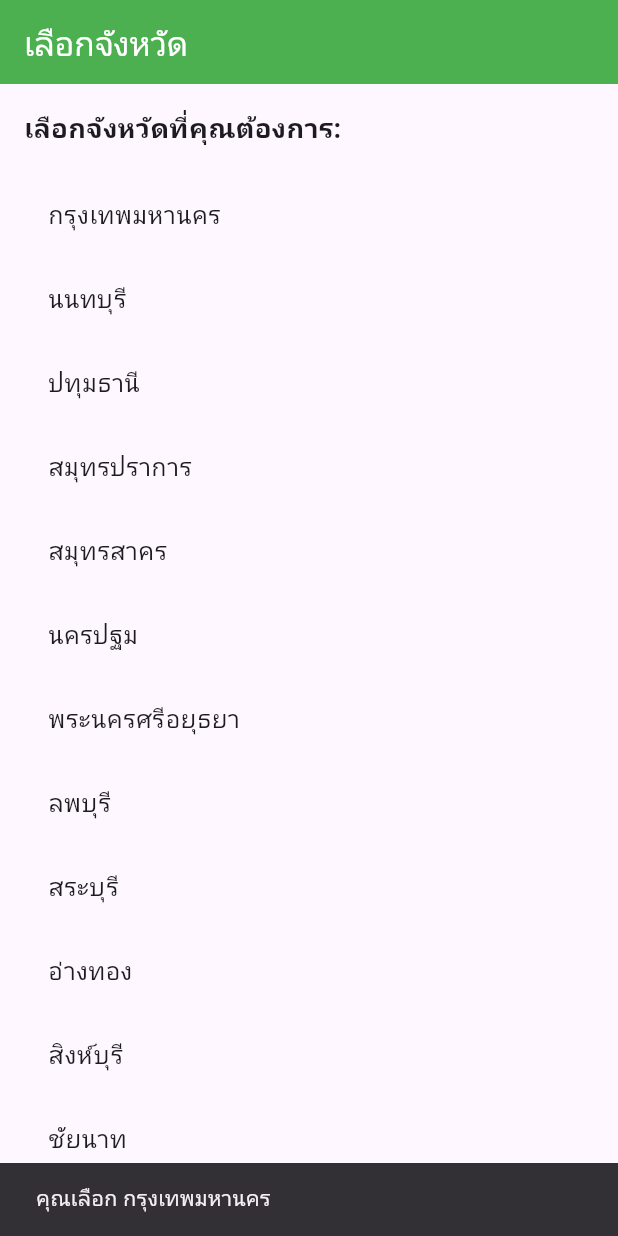
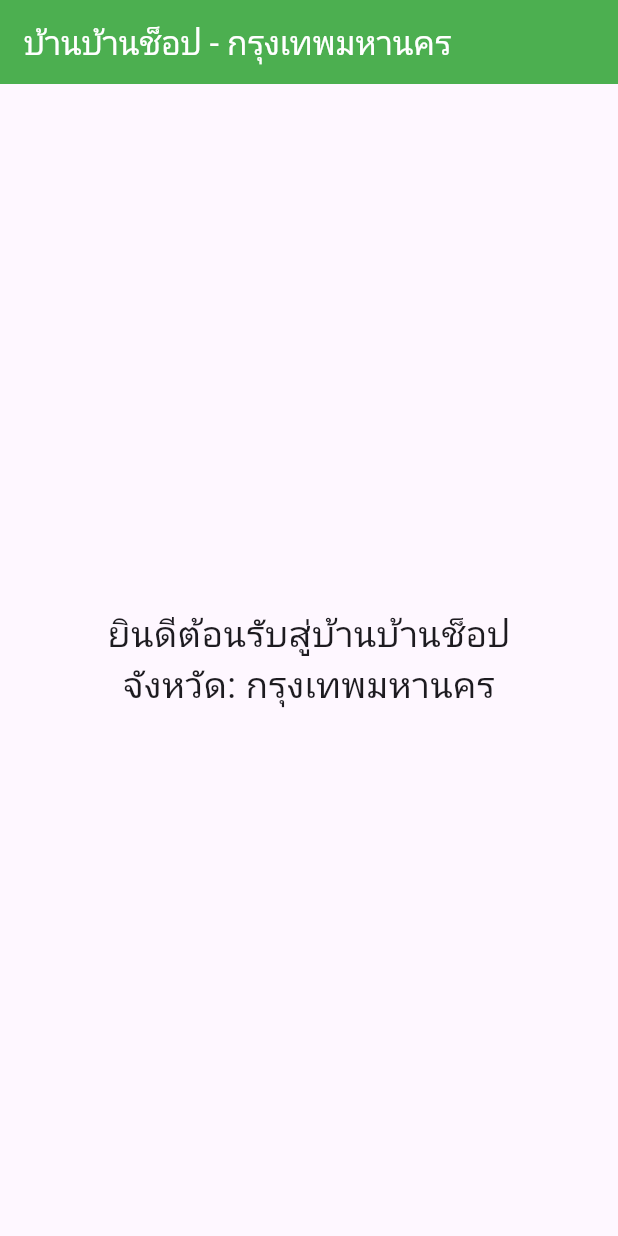
Before and after one commit to Mistergunth/banbanshop, a Flutter app: the screen it shows after launch, after a tap on "กรุงเทพมหานคร", on a phone screen of 412 x 824 dp. Run offline on Flutter 3.47's test engine with Material 3 defaults, Android fonts, the phone set to English and light mode, and no system bars; Roboto replaces fonts that are missing (Kanit).

Commit message:
create main screen

```diff
--- /dev/null
+++ b/banbanshop/lib/screens/main_screen.dart
@@ -0,0 +1,31 @@
+import 'package:flutter/material.dart';
+
+
+class MainScreen extends StatefulWidget {
+  final String selectedProvince;
+
+  const MainScreen({super.key, required this.selectedProvince});
+
+  @override
+  State<MainScreen> createState() => _MainScreenState();
+}
+
+class _MainScreenState extends State<MainScreen> {
+  @override
+  Widget build(BuildContext context) {
+    return Scaffold(
+      appBar: AppBar(
+        title: Text('บ้านบ้านช็อป - ${widget.selectedProvince}'),
+        backgroundColor: Colors.green,
+        foregroundColor: Colors.white,
+      ),
+      body: Center(
+        child: Text(
+          'ยินดีต้อนรับสู่บ้านบ้านช็อป\nจังหวัด: ${widget.selectedProvince}',
+          style: const TextStyle(fontSize: 24),
+          textAlign: TextAlign.center,
+        ),
+      ),
+    );
+  }
+}
--- a/banbanshop/lib/screens/province_selection.dart
+++ b/banbanshop/lib/screens/province_selection.dart
@@ -1,4 +1,5 @@
 import 'package:flutter/material.dart';
+import 'main_screen.dart';
 
 class ProvinceSelection extends StatelessWidget {
   ProvinceSelection({super.key});
@@ -35,21 +36,35 @@ class ProvinceSelection extends StatelessWidget {
           children: [
             const Text(
               'เลือกจังหวัดที่คุณต้องการ:',
-              style: TextStyle(fontSize: 18, fontWeight: FontWeight.bold),
+              style: TextStyle(fontSize: 24, fontWeight: FontWeight.bold),
             ),
-            const SizedBox(height: 16),
+            const SizedBox(height: 8),
+            const Text('เพื่อให้เราแสดงร้านค้าในพื้นที่ของคุณ',
+                style: TextStyle(
+                  fontSize: 16,
+                  color: Colors.grey)),
+            const SizedBox(height: 20),
             Expanded(
               child: ListView.builder(
                 itemCount: provinces.length,
                 itemBuilder: (context, index) {
-                  return ListTile(
-                    title: Text(provinces[index]),
-                    onTap: () {
-                      // Handle province selection
-                      ScaffoldMessenger.of(context).showSnackBar(
-                        SnackBar(content: Text('คุณเลือก ${provinces[index]}')),
-                      );
-                    },
+                  return Card(
+                    child: ListTile(
+                      leading: const Icon(Icons.location_on,
+                      color: Colors.green
+                      ),
+                      title: Text(provinces[index]),
+                      trailing: const Icon(Icons.arrow_forward_ios),
+                      onTap: () {
+                        Navigator.pushReplacement(
+                          context,
+                          MaterialPageRoute(
+                            builder: (context) => MainScreen(
+                              selectedProvince: provinces[index]),
+                          ),
+                        );
+                      }
+                    ),
                   );
                 },
               ),
```
